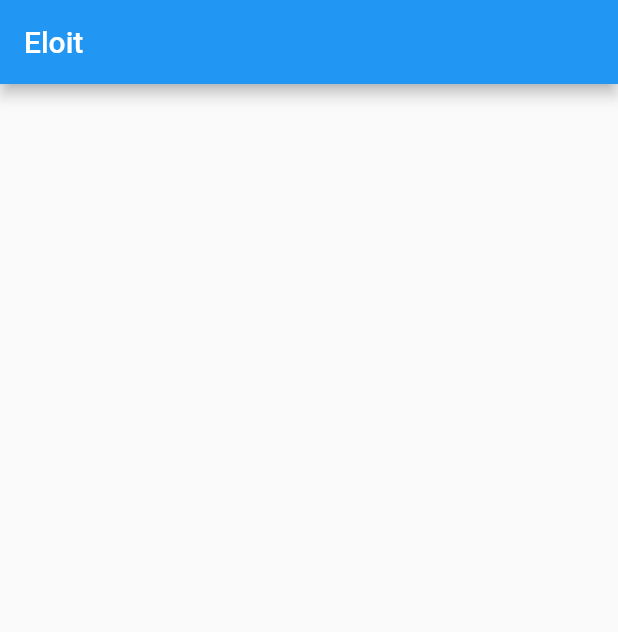
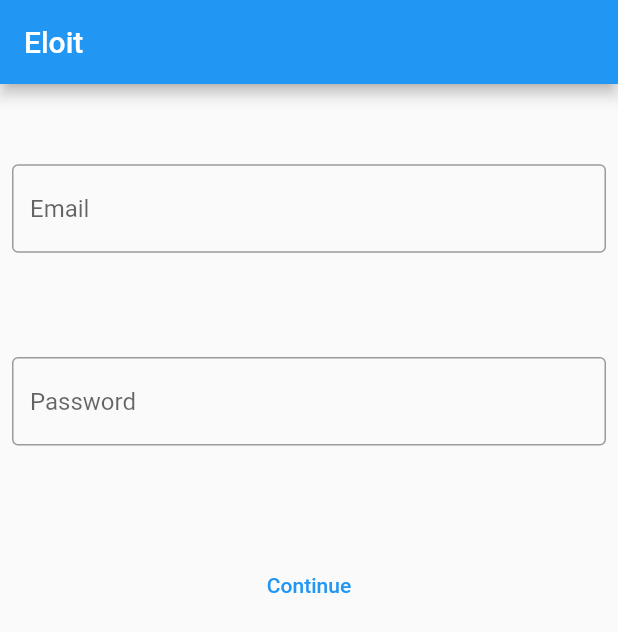
Before and after one commit to yale-swe/s22-eloit, a Flutter app: the screen it shows after launch, on a phone screen of 412 x 824 dp. Shown: the top 632 px of the screen. Run offline on Flutter 3.47's test engine with Material 2 defaults, Android fonts, the phone set to English and light mode, and no system bars.

Commit message:
Added the first ui for login page

```diff
--- /dev/null
+++ b/lib/screens/auth/authenticate.dart
@@ -0,0 +1,63 @@
+import 'dart:math';
+
+import 'package:flutter/material.dart';
+
+class AuthBox extends StatefulWidget {
+  const AuthBox({ Key? key }) : super(key: key);
+
+  @override
+  State<AuthBox> createState() => _AuthBoxState();
+}
+
+void SubmitButtonFunc () {
+  // TODO: Write this out
+}
+
+class _AuthBoxState extends State<AuthBox> {
+  @override
+  Widget build(BuildContext context) {
+    double width = MediaQuery.of(context).size.width;
+    double height = MediaQuery.of(context).size.height;
+    double side = min(width, height);
+    return Scaffold(
+      appBar: AppBar(
+        title: const Text('Eloit')
+      ),
+      body: SizedBox(
+        width: side,
+        height: side,
+        child: Column(
+          mainAxisAlignment: MainAxisAlignment.spaceEvenly,
+          // crossAxisAlignment: CrossAxisAlignment.start,
+          children: const <Widget>[
+            Padding(
+              padding: EdgeInsets.symmetric(horizontal: 8, vertical: 16),
+              child: TextField(
+                decoration: InputDecoration(
+                  border: OutlineInputBorder(),
+                  hintText: 'Email',
+                ),
+              ),
+            ),
+            Padding (
+              padding: EdgeInsets.symmetric(horizontal: 8, vertical: 16),
+              child: TextField(
+                decoration: InputDecoration(
+                  border: OutlineInputBorder(),
+                  hintText: 'Password',
+                ),
+              ),
+            ),
+            Padding(
+              padding: EdgeInsets.symmetric(horizontal: 8, vertical: 16),
+              child: TextButton(
+                onPressed: SubmitButtonFunc,
+                child: Text('Continue'),
+              )
+            )
+          ]
+        ),
+      ),
+    );
+  }
+}
--- a/lib/screens/wrapper.dart
+++ b/lib/screens/wrapper.dart
@@ -1,3 +1,4 @@
+import 'package:eloit/screens/auth/authenticate.dart';
 import 'package:eloit/screens/home.dart';
 import 'package:flutter/material.dart';
 
@@ -6,6 +7,6 @@ class Wrapper extends StatelessWidget {
 
   @override
   Widget build(BuildContext context) {
-    return const Home();
+    return AuthBox();
   }
 }
```
